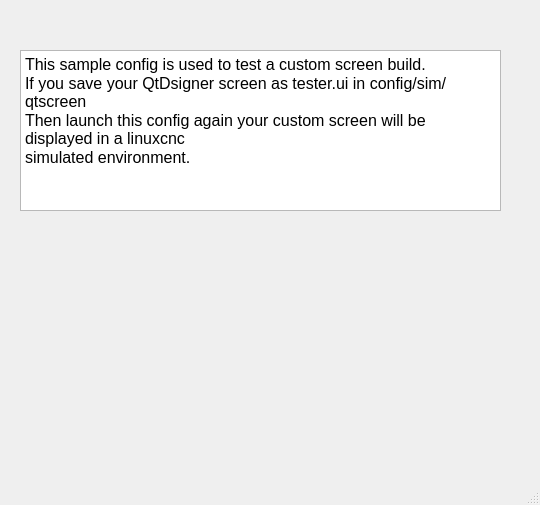
First picture: the form in tester.ui, repository taiit/qtvcp_test, before the edit.
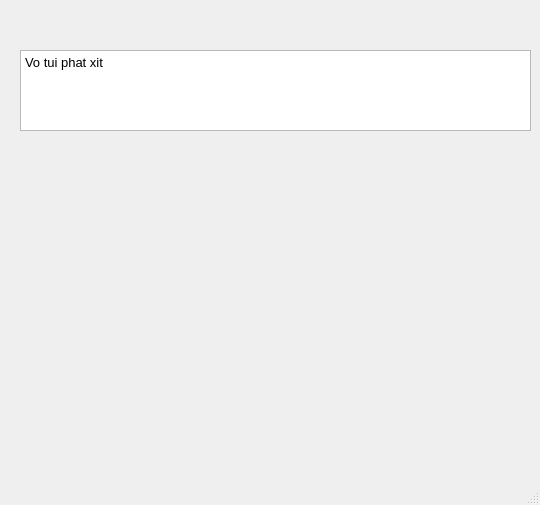
Second picture: the form after the edit. Custom widgets are drawn as their Qt base class.

Commit message: Vo Phat Xit

The edit to the form file:
```diff
--- a/tester.ui
+++ b/tester.ui
@@ -19,8 +19,8 @@
      <rect>
       <x>20</x>
       <y>50</y>
-      <width>481</width>
-      <height>161</height>
+      <width>511</width>
+      <height>81</height>
      </rect>
     </property>
     <property name="html">
@@ -28,14 +28,20 @@
 &lt;html&gt;&lt;head&gt;&lt;meta name=&quot;qrichtext&quot; content=&quot;1&quot; /&gt;&lt;style type=&quot;text/css&quot;&gt;
 p, li { white-space: pre-wrap; }
 &lt;/style&gt;&lt;/head&gt;&lt;body style=&quot; font-family:'Sans'; font-size:10pt; font-weight:400; font-style:normal;&quot;&gt;
-&lt;p style=&quot; margin-top:0px; margin-bottom:0px; margin-left:0px; margin-right:0px; -qt-block-indent:0; text-indent:0px;&quot;&gt;&lt;span style=&quot; font-family:'Noto Sans'; font-size:12pt;&quot;&gt;This sample config is used to test a custom screen build.&lt;/span&gt;&lt;/p&gt;
-&lt;p style=&quot; margin-top:0px; margin-bottom:0px; margin-left:0px; margin-right:0px; -qt-block-indent:0; text-indent:0px;&quot;&gt;&lt;span style=&quot; font-family:'Noto Sans'; font-size:12pt;&quot;&gt;If you save your QtDsigner screen as tester.ui in config/sim/qtscreen&lt;/span&gt;&lt;/p&gt;
-&lt;p style=&quot; margin-top:0px; margin-bottom:0px; margin-left:0px; margin-right:0px; -qt-block-indent:0; text-indent:0px;&quot;&gt;&lt;span style=&quot; font-family:'Noto Sans'; font-size:12pt;&quot;&gt;Then launch this config again your custom screen will be displayed in a linuxcnc&lt;/span&gt;&lt;/p&gt;
-&lt;p style=&quot; margin-top:0px; margin-bottom:0px; margin-left:0px; margin-right:0px; -qt-block-indent:0; text-indent:0px;&quot;&gt;&lt;span style=&quot; font-family:'Noto Sans'; font-size:12pt;&quot;&gt;simulated environment.&lt;/span&gt;&lt;/p&gt;
-&lt;p style=&quot;-qt-paragraph-type:empty; margin-top:0px; margin-bottom:0px; margin-left:0px; margin-right:0px; -qt-block-indent:0; text-indent:0px; font-family:'Noto Sans'; font-size:12pt;&quot;&gt;&lt;br /&gt;&lt;/p&gt;
+&lt;p style=&quot; margin-top:0px; margin-bottom:0px; margin-left:0px; margin-right:0px; -qt-block-indent:0; text-indent:0px;&quot;&gt;Vo tui phat xit&lt;/p&gt;
 &lt;p style=&quot;-qt-paragraph-type:empty; margin-top:0px; margin-bottom:0px; margin-left:0px; margin-right:0px; -qt-block-indent:0; text-indent:0px; font-family:'Noto Sans'; font-size:12pt;&quot;&gt;&lt;br /&gt;&lt;/p&gt;&lt;/body&gt;&lt;/html&gt;</string>
     </property>
    </widget>
+   <widget class="StateLED" name="stateled">
+    <property name="geometry">
+     <rect>
+      <x>500</x>
+      <y>160</y>
+      <width>15</width>
+      <height>15</height>
+     </rect>
+    </property>
+   </widget>
   </widget>
   <widget class="QMenuBar" name="menubar">
    <property name="geometry">
@@ -49,6 +55,18 @@
   </widget>
   <widget class="QStatusBar" name="statusbar"/>
  </widget>
+ <customwidgets>
+  <customwidget>
+   <class>LED</class>
+   <extends>QWidget</extends>
+   <header>qtvcp.widgets.led_widget</header>
+  </customwidget>
+  <customwidget>
+   <class>StateLED</class>
+   <extends>LED</extends>
+   <header>qtvcp.widgets.state_led</header>
+  </customwidget>
+ </customwidgets>
  <resources/>
  <connections/>
 </ui>
```
